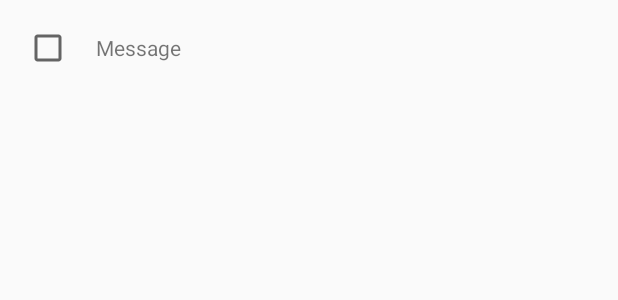
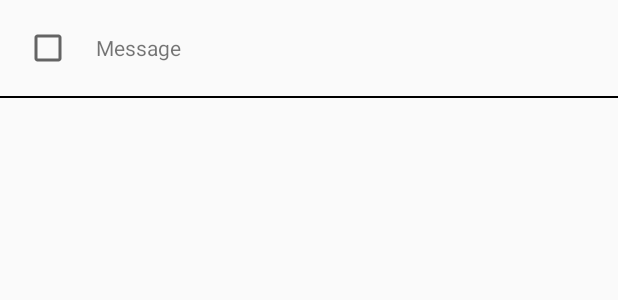
Before and after one commit to tanallnight/Simple-To-Do, an Android app: the layout list_item.xml on its own in the app's theme, with its tools: preview values and no code run, on a phone screen of 412 x 824 dp. Shown: the top 300 px of the screen. Run offline under Robolectric (Android 15) with nearby library versions, the phone set to English and light mode, and no system bars.

```diff
--- a/app/src/main/java/com/example/simpletodo/adapters/ToDoListAdapter.java
+++ b/app/src/main/java/com/example/simpletodo/adapters/ToDoListAdapter.java
@@ -34,6 +34,11 @@ public class ToDoListAdapter extends RecyclerView.Adapter<ToDoListAdapter.ViewHo
     @Override
     public void onBindViewHolder(ViewHolder viewHolder, int i) {
         viewHolder.textView.setText(titles.get(i).getTitle());
+    }
+
+    @Override
+    public int getItemViewType(int position) {
+        return super.getItemViewType(position);
     }
 
     @Override
--- a/app/src/main/res/layout/list_item.xml
+++ b/app/src/main/res/layout/list_item.xml
@@ -7,6 +7,11 @@
     android:layout_height="wrap_content"
     android:background="?attr/selectableItemBackground"
     android:clickable="true"
+    android:orientation="vertical">
+
+    <LinearLayout
+        android:layout_width="match_parent"
+        android:layout_height="wrap_content"
         android:orientation="horizontal"
         android:padding="16dp">
 
@@ -25,3 +30,10 @@
             tools:text="Message"/>
 
     </LinearLayout>
+
+    <View
+        android:layout_width="match_parent"
+        android:layout_height="1dp"
+        android:background="@android:color/black"/>
+
+</LinearLayout>
```
Also changed, not shown: app/src/main/java/com/example/simpletodo/activities/MainActivity.java (+53 -3 lines), app/src/main/res/menu/menu_main.xml (+7 -0 lines), app/src/main/res/drawable-hdpi/ic_action_mic.png (added), app/src/main/res/drawable-mdpi/ic_action_mic.png (added), app/src/main/res/drawable-xhdpi/ic_action_mic.png (added), app/src/main/res/drawable-xxhdpi/ic_action_mic.png (added), app/src/main/res/drawable-xxxhdpi/ic_action_mic.png (added). Lines whose indentation alone changed are shown as unchanged.
